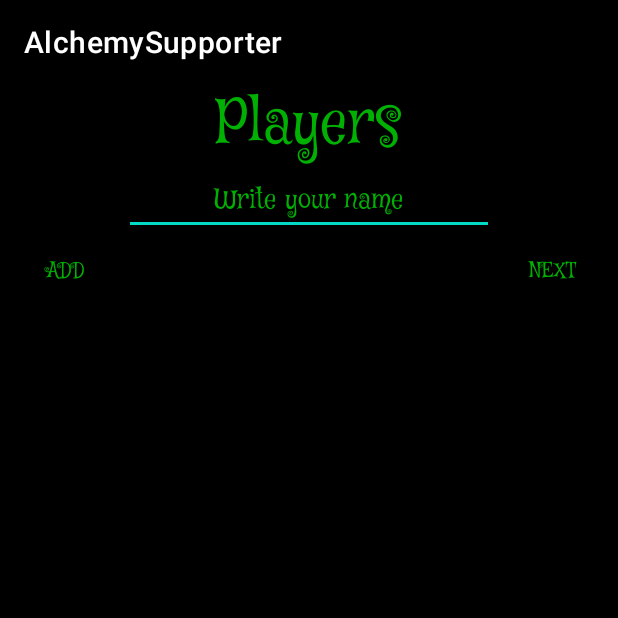
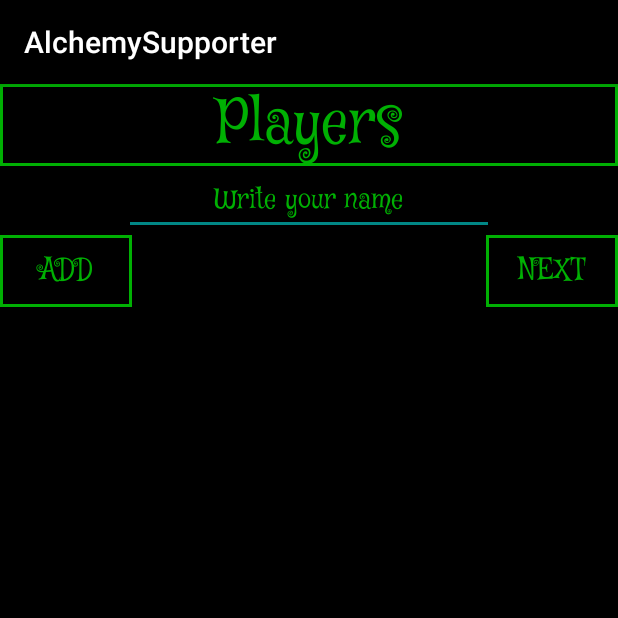
Before and after one commit to EldarOru/AlchemySupporter, an Android app: the AddPlayerActivity screen opened directly, with no data from a screen before it, on a phone screen of 412 x 824 dp, the top half of it. Run offline under Robolectric (Android 15) with nearby library versions, the phone set to English and light mode, and no system bars.

Commit message:
UPD design

```diff
--- a/app/src/main/res/drawable/border.xml
+++ b/app/src/main/res/drawable/border.xml
@@ -1,4 +1,4 @@
 <shape xmlns:android="http://schemas.android.com/apk/res/android" android:shape="rectangle" >
-    <solid android:color="#ffffff" />
-    <stroke android:width="1dip" android:color="#4fa5d5"/>
+    <solid android:color="#000000" />
+    <stroke android:width="2dip" android:color="@color/main_green"/>
 </shape>
--- a/app/src/main/res/layout/activity_add_player.xml
+++ b/app/src/main/res/layout/activity_add_player.xml
@@ -8,16 +8,18 @@
     android:layout_height="match_parent"
     android:background="@color/black"
     tools:context=".AddPlayerActivity">
+
     <TextView
         android:id="@+id/player"
-        android:layout_width="wrap_content"
+        android:layout_width="match_parent"
         android:layout_height="wrap_content"
+        android:layout_gravity="center"
+        android:background="@drawable/border"
+        android:fontFamily="@font/mainfont"
+        android:gravity="center_horizontal"
         android:text="@string/players"
-        android:layout_gravity="center"
-        android:textSize="40dp"
         android:textColor="@color/main_green"
-        android:fontFamily="@font/mainfont">
-    </TextView>
+        android:textSize="40sp"></TextView>
         <EditText
             android:layout_width="wrap_content"
             android:layout_height="wrap_content"
@@ -32,7 +34,9 @@
             android:scrollHorizontally="false"
             android:ems="10"
             android:maxLength="13"
-            android:inputType="text">
+            android:inputType="text"
+            android:backgroundTint="@color/design_default_color_secondary_variant"
+            >
         </EditText>
         <RelativeLayout
             android:layout_width="match_parent"
@@ -45,7 +49,8 @@
             android:text="@string/add"
             android:layout_alignParentLeft="true"
             style="@style/AppTheme.Button"
-            android:layout_alignParentStart="true">
+            android:layout_alignParentStart="true"
+            android:background="@drawable/border">
         </Button>
         <Button
             android:layout_width="wrap_content"
@@ -54,13 +59,17 @@
             android:gravity="center"
             android:text="@string/next"
             android:id="@+id/roundActivity"
-            style="@style/AppTheme.Button">
+            style="@style/AppTheme.Button"
+            android:background="@drawable/border"
+            android:layout_alignParentEnd="true">
         </Button>
         </RelativeLayout>
     <ListView
         android:id="@+id/playerList"
         android:layout_width="wrap_content"
         android:layout_height="wrap_content"
+        android:divider="@color/main_green"
+        android:dividerHeight="2px"
         >
     </ListView>
 </LinearLayout>
--- a/app/src/main/res/layout/activity_main.xml
+++ b/app/src/main/res/layout/activity_main.xml
@@ -23,5 +23,6 @@
         android:gravity="center"
         android:text="@string/start"
         android:textStyle="bold"
-        style="@style/AppTheme.Button"/>
+        style="@style/AppTheme.Button"
+        android:background="@drawable/border"/>
 </LinearLayout>
--- a/app/src/main/res/layout/listview_adapter.xml
+++ b/app/src/main/res/layout/listview_adapter.xml
@@ -13,6 +13,7 @@
         android:fontFamily="@font/mainfont"
         android:textSize="25dp"
         android:layout_alignParentLeft="true"
+
         />
 
     <EditText
--- a/app/src/main/res/layout/row.xml
+++ b/app/src/main/res/layout/row.xml
@@ -10,4 +10,5 @@
     android:textColor="#32CD32"
     android:background="@color/black"
     android:fontFamily="@font/mainfont"
+
     />
--- a/app/src/main/res/values-night/themes.xml
+++ b/app/src/main/res/values-night/themes.xml
@@ -1,6 +1,6 @@
 <resources xmlns:tools="http://schemas.android.com/tools">
     <!-- Base application theme. -->
-    <style name="Theme.ZhoraApplication" parent="Theme.MaterialComponents.DayNight.DarkActionBar">
+    <style name="Theme.ZhoraApplication" parent="Theme.AppCompat.DayNight.DarkActionBar">
         <!-- Primary brand color. -->
         <item name="colorPrimary">@color/purple_200</item>
         <item name="colorPrimaryVariant">@color/purple_700</item>
--- a/app/src/main/res/values/button_style.xml
+++ b/app/src/main/res/values/button_style.xml
@@ -3,7 +3,6 @@
     <style name="AppTheme.Button" parent="Widget.AppCompat.Button.Colored">
         <item name="android:textColor">@color/main_green</item>
         <item name="android:fontFamily">@font/mainfont</item>
-        <item name="background">@color/white</item>
-
+        <item name="android:textSize">20sp</item>
     </style>
 </resources>
--- a/app/src/main/res/values/themes.xml
+++ b/app/src/main/res/values/themes.xml
@@ -1,6 +1,6 @@
 <resources xmlns:tools="http://schemas.android.com/tools">
     <!-- Base application theme. -->
-    <style name="Theme.ZhoraApplication" parent="Theme.MaterialComponents.DayNight.DarkActionBar">
+    <style name="Theme.ZhoraApplication" parent="Theme.AppCompat.DayNight.DarkActionBar">
         <!-- Primary brand color. -->
         <item name="colorPrimary">@color/black</item>
         <item name="colorPrimaryVariant">@color/black</item>
```
Also changed, not shown: app/src/main/res/layout/activity_result.xml (+11 -5 lines), app/src/main/res/layout/activity_round.xml (+11 -6 lines).
